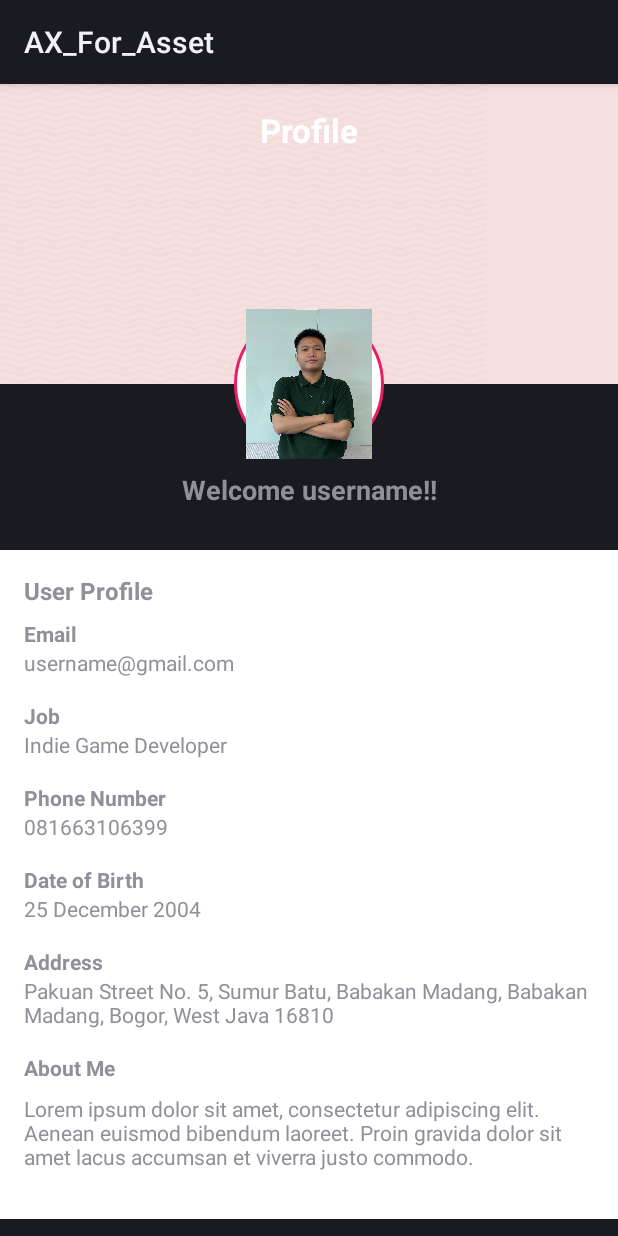
After one commit to ZivFerdinand/AX_For_Asset_Android, an Android app: the layout activity_profile.xml on its own in the app's theme, with its tools: preview values and no code run, on a phone screen of 412 x 824 dp. The commit adds this screen. Run offline under Robolectric (Android 15) with nearby library versions, the phone set to English and light mode, and no system bars.

Commit message:
Update make profile page

```diff
--- a/app/src/main/AndroidManifest.xml
+++ b/app/src/main/AndroidManifest.xml
@@ -12,6 +12,9 @@
         android:theme="@style/Theme.AxForAsset"
         tools:targetApi="31">
         <activity
+            android:name=".ProfileActivity"
+            android:exported="false" />
+        <activity
             android:name=".MainActivity"
             android:exported="true">
             <intent-filter>
--- /dev/null
+++ b/app/src/main/java/com/example/axforasset/ProfileActivity.java
@@ -0,0 +1,14 @@
+package com.example.axforasset;
+
+import androidx.appcompat.app.AppCompatActivity;
+
+import android.os.Bundle;
+
+public class ProfileActivity extends AppCompatActivity {
+
+    @Override
+    protected void onCreate(Bundle savedInstanceState) {
+        super.onCreate(savedInstanceState);
+        setContentView(R.layout.activity_profile);
+    }
+}
--- /dev/null
+++ b/app/src/main/res/drawable/circle_background.xml
@@ -0,0 +1,9 @@
+<?xml version="1.0" encoding="utf-8"?>
+<shape xmlns:android="http://schemas.android.com/apk/res/android"
+    android:shape="oval">
+    <solid android:color="@android:color/white"/>
+
+    <stroke
+        android:width="2dp"
+        android:color="#E91E63"/>
+</shape>
--- /dev/null
+++ b/app/src/main/res/drawable/gradient_background.xml
@@ -0,0 +1,11 @@
+<?xml version="1.0" encoding="utf-8"?>
+<layer-list xmlns:android="http://schemas.android.com/apk/res/android">
+    <item>
+        <shape>
+            <gradient
+                android:startColor="#E91E63"
+                android:endColor="#FF4081"
+                android:angle="45"/>
+        </shape>
+    </item>
+</layer-list>
--- a/app/src/main/res/layout/activity_main.xml
+++ b/app/src/main/res/layout/activity_main.xml
@@ -25,7 +25,7 @@
         android:id="@+id/title1"
         android:layout_width="wrap_content"
         android:layout_height="wrap_content"
-        android:fontFamily="@font/SF_Pro"
+        android:fontFamily="@font/sf_pro"
         android:gravity="center"
         android:text="@string/main_welcome"
         android:textStyle="bold"
@@ -39,7 +39,7 @@
         android:id="@+id/title2"
         android:layout_width="wrap_content"
         android:layout_height="wrap_content"
-        android:fontFamily="@font/SF_Pro"
+        android:fontFamily="@font/sf_pro"
         android:gravity="center"
         android:text="@string/desc_welcome"
         android:textSize="28sp"
--- /dev/null
+++ b/app/src/main/res/layout/activity_profile.xml
@@ -0,0 +1,158 @@
+<?xml version="1.0" encoding="utf-8"?>
+<androidx.constraintlayout.widget.ConstraintLayout xmlns:android="http://schemas.android.com/apk/res/android"
+    xmlns:app="http://schemas.android.com/apk/res-auto"
+    xmlns:tools="http://schemas.android.com/tools"
+    android:layout_width="match_parent"
+    android:layout_height="match_parent"
+    tools:context=".ProfileActivity">
+
+    <!-- Background View with Gradient -->
+    <View
+        android:id="@+id/backgroundView"
+        android:layout_width="match_parent"
+        android:layout_height="200dp"
+        android:background="@drawable/background_profile"
+        app:layout_constraintTop_toTopOf="parent"
+        app:layout_constraintStart_toStartOf="parent"
+        app:layout_constraintEnd_toEndOf="parent"/>
+
+    <!-- Profile Title -->
+    <TextView
+        android:id="@+id/title"
+        android:layout_width="wrap_content"
+        android:layout_height="wrap_content"
+        android:text="Profile"
+        android:textStyle="bold"
+        android:textSize="22sp"
+        android:textColor="@android:color/white"
+        app:layout_constraintTop_toTopOf="parent"
+        app:layout_constraintStart_toStartOf="parent"
+        app:layout_constraintEnd_toEndOf="parent"
+        android:layout_marginTop="16dp"/>
+
+    <!-- Profile Image -->
+    <ImageView
+        android:id="@+id/profileImage"
+        android:layout_width="100dp"
+        android:layout_height="100dp"
+        android:layout_marginTop="-50dp"
+        android:src="@drawable/profile_image"
+    android:scaleType="centerCrop"
+    android:layout_marginBottom="8dp"
+    app:layout_constraintTop_toBottomOf="@id/backgroundView"
+    app:layout_constraintStart_toStartOf="parent"
+    app:layout_constraintEnd_toEndOf="parent"
+    app:layout_constraintBottom_toTopOf="@id/welcomeText"
+    android:background="@drawable/circle_background"
+    android:padding="8dp"/>
+
+    <!-- Welcome Text -->
+    <TextView
+        android:id="@+id/welcomeText"
+        android:layout_width="wrap_content"
+        android:layout_height="wrap_content"
+        android:text="Welcome username!!"
+        android:textStyle="bold"
+        android:textSize="18sp"
+        app:layout_constraintTop_toBottomOf="@id/profileImage"
+        app:layout_constraintStart_toStartOf="parent"
+        app:layout_constraintEnd_toEndOf="parent"
+        android:layout_marginTop="8dp"/>
+
+    <!-- User Profile Details -->
+    <LinearLayout
+        android:id="@+id/userProfileDetails"
+        android:layout_width="match_parent"
+        android:layout_height="wrap_content"
+        android:orientation="vertical"
+        android:padding="16dp"
+        android:background="@android:color/white"
+        app:layout_constraintTop_toBottomOf="@id/welcomeText"
+        app:layout_constraintStart_toStartOf="parent"
+        app:layout_constraintEnd_toEndOf="parent"
+        app:layout_constraintBottom_toBottomOf="parent"
+        android:layout_marginTop="16dp">
+
+        <TextView
+            android:layout_width="wrap_content"
+            android:layout_height="wrap_content"
+            android:text="User Profile"
+            android:textStyle="bold"
+            android:textSize="16sp"
+            android:layout_marginBottom="8dp"/>
+
+        <!-- Email -->
+        <TextView
+            android:layout_width="wrap_content"
+            android:layout_height="wrap_content"
+            android:text="Email"
+            android:textStyle="bold"/>
+
+        <TextView
+            android:layout_width="wrap_content"
+            android:layout_height="wrap_content"
+            android:layout_marginBottom="16dp"
+            android:text="username@gmail.com" />
+
+        <!-- Job -->
+        <TextView
+            android:layout_width="wrap_content"
+            android:layout_height="wrap_content"
+            android:text="Job"
+            android:textStyle="bold"/>
+        <TextView
+            android:layout_width="wrap_content"
+            android:layout_height="wrap_content"
+            android:text="Indie Game Developer"
+            android:layout_marginBottom="16dp"/>
+
+        <!-- Phone Number -->
+        <TextView
+            android:layout_width="wrap_content"
+            android:layout_height="wrap_content"
+            android:text="Phone Number"
+            android:textStyle="bold"/>
+        <TextView
+            android:layout_width="wrap_content"
+            android:layout_height="wrap_content"
+            android:text="081663106399"
+            android:layout_marginBottom="16dp"/>
+
+        <!-- Date of Birth -->
+        <TextView
+            android:layout_width="wrap_content"
+            android:layout_height="wrap_content"
+            android:text="Date of Birth"
+            android:textStyle="bold"/>
+        <TextView
+            android:layout_width="wrap_content"
+            android:layout_height="wrap_content"
+            android:text="25 December 2004"
+            android:layout_marginBottom="16dp"/>
+
+        <!-- Address -->
+        <TextView
+            android:layout_width="wrap_content"
+            android:layout_height="wrap_content"
+            android:text="Address"
+            android:textStyle="bold"/>
+        <TextView
+            android:layout_width="wrap_content"
+            android:layout_height="wrap_content"
+            android:text="Pakuan Street No. 5, Sumur Batu, Babakan Madang, Babakan Madang, Bogor, West Java 16810"
+            android:layout_marginBottom="16dp"/>
+
+        <!-- About Me -->
+        <TextView
+            android:layout_width="wrap_content"
+            android:layout_height="wrap_content"
+            android:text="About Me"
+            android:textStyle="bold"
+            android:layout_marginBottom="8dp"/>
+        <TextView
+            android:layout_width="match_parent"
+            android:layout_height="wrap_content"
+            android:text="Lorem ipsum dolor sit amet, consectetur adipiscing elit. Aenean euismod bibendum laoreet. Proin gravida dolor sit amet lacus accumsan et viverra justo commodo."
+            android:layout_marginBottom="16dp"/>
+    </LinearLayout>
+</androidx.constraintlayout.widget.ConstraintLayout>
```
Also changed, not shown: app/src/main/res/drawable/background_profile.png (added), app/src/main/res/drawable/profile_image.jpg (added).
